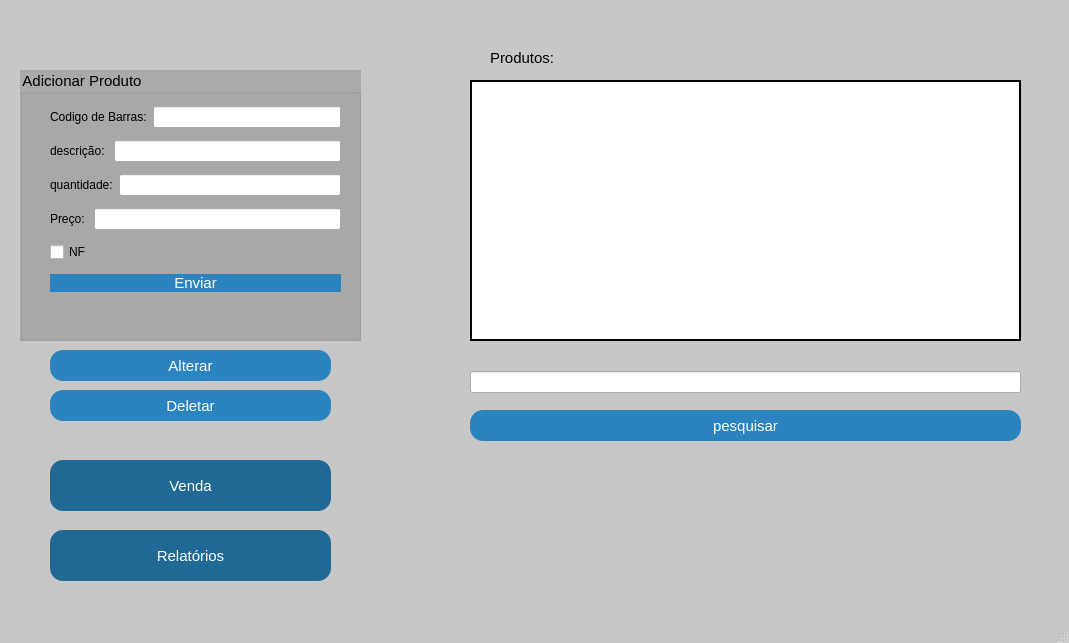
GabR36/QEstoqueLoja, file mainwindow.ui: the form before one commit.
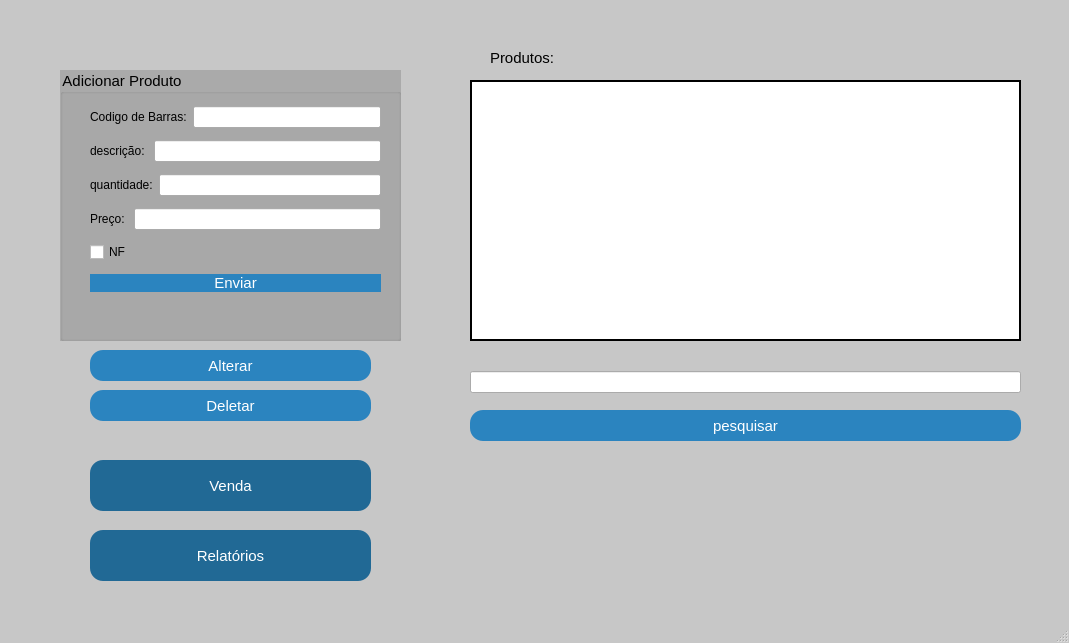
The form after the commit. Icons and pictures are not drawn.

Diff of the .ui file:
```diff
--- a/mainwindow.ui
+++ b/mainwindow.ui
@@ -45,6 +45,17 @@
 border-radius: 13px;
 
 }
+
+QPushButton:hover{
+	background-color: rgb(13, 92, 161);
+}
+QPushButton:pressed{
+	
+color: rgb(255, 255, 255);
+	background-color: rgb(153, 193, 241);
+font-size: 15px;
+border-radius: 13px;
+}
 QGroupBox{
 background-color:rgb(170, 170, 170);
 	font: 700 9pt &quot;Segoe UI&quot;;
@@ -115,7 +126,7 @@
    <widget class="QGroupBox" name="groupBox">
     <property name="geometry">
      <rect>
-      <x>20</x>
+      <x>60</x>
       <y>70</y>
       <width>341</width>
       <height>271</height>
@@ -236,15 +247,25 @@
    <widget class="QPushButton" name="Btn_Venda">
     <property name="geometry">
      <rect>
-      <x>50</x>
+      <x>90</x>
       <y>460</y>
       <width>281</width>
       <height>51</height>
      </rect>
     </property>
     <property name="styleSheet">
-     <string notr="true">
-background-color: rgb(33, 105, 149);</string>
+     <string notr="true">#Btn_Venda{
+background-color: rgb(33, 105, 149);
+
+}
+
+#Btn_Venda:hover{
+	background-color:rgb(03,75,119);
+
+}
+#Btn_Venda:pressed{
+background-color: rgb(153, 193, 241);
+}</string>
     </property>
     <property name="text">
      <string>Venda</string>
@@ -259,7 +280,7 @@
    <widget class="QLabel" name="label_5">
     <property name="geometry">
      <rect>
-      <x>20</x>
+      <x>60</x>
       <y>0</y>
       <width>341</width>
       <height>61</height>
@@ -275,7 +296,7 @@
    <widget class="QPushButton" name="Btn_Delete">
     <property name="geometry">
      <rect>
-      <x>50</x>
+      <x>90</x>
       <y>390</y>
       <width>281</width>
       <height>31</height>
@@ -294,7 +315,7 @@
    <widget class="QPushButton" name="Btn_Alterar">
     <property name="geometry">
      <rect>
-      <x>50</x>
+      <x>90</x>
       <y>350</y>
       <width>281</width>
       <height>31</height>
@@ -336,15 +357,25 @@
    <widget class="QPushButton" name="Btn_Relatorios">
     <property name="geometry">
      <rect>
-      <x>50</x>
+      <x>90</x>
       <y>530</y>
       <width>281</width>
       <height>51</height>
      </rect>
     </property>
     <property name="styleSheet">
-     <string notr="true">
-background-color: rgb(33, 105, 149);</string>
+     <string notr="true">#Btn_Relatorios{
+background-color: rgb(33, 105, 149);
+}
+#Btn_Relatorios:hover{
+background-color:rgb(03,75,119);
+}
+#Btn_Relatorios:pressed{
+
+	background-color: rgb(153, 193, 241);
+
+}
+</string>
     </property>
     <property name="text">
      <string>Relatórios</string>
```
